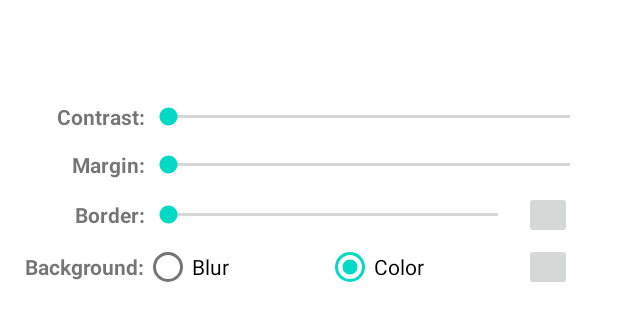
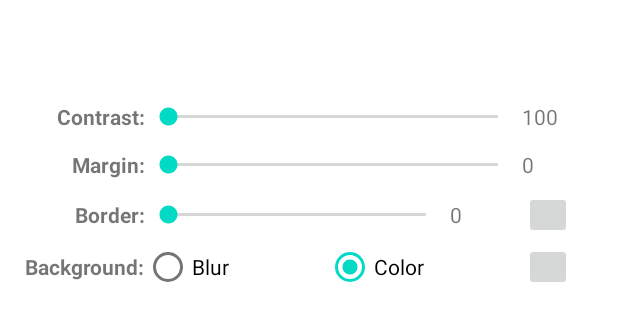
Before and after one commit to danopdev/SimpleSquare, an Android app: the layout activity_main.xml on its own in the app's theme, with its tools: preview values and no code run, on a phone screen of 412 x 824 dp. Shown: the part 889-1202 px from the top of the screen. Run offline under Robolectric (Android 15) with nearby library versions, the phone set to English and light mode, and no system bars.

Commit message:
Add values

```diff
--- a/app/src/main/res/layout/activity_main.xml
+++ b/app/src/main/res/layout/activity_main.xml
@@ -73,7 +73,13 @@
                             android:layout_width="match_parent"
                             android:layout_height="wrap_content"
                             android:layout_weight="1"
-                            android:max="201" />
+                            android:max="200" />
+
+                        <TextView
+                            android:id="@+id/txtContrastValue"
+                            android:layout_width="wrap_content"
+                            android:layout_height="wrap_content"
+                            android:text="100" />
 
                     </TableRow>
 
@@ -98,6 +104,12 @@
                             android:layout_weight="1"
                             android:max="50" />
 
+                        <TextView
+                            android:id="@+id/txtMarginValue"
+                            android:layout_width="wrap_content"
+                            android:layout_height="wrap_content"
+                            android:text="0" />
+
                     </TableRow>
 
                     <TableRow
@@ -121,8 +133,15 @@
                             android:layout_weight="1"
                             android:max="20" />
 
+                        <TextView
+                            android:id="@+id/txtBorderValue"
+                            android:layout_width="wrap_content"
+                            android:layout_height="wrap_content"
+                            android:text="0" />
+
                         <FrameLayout
                             android:layout_width="@android:dimen/app_icon_size"
+                            android:layout_span="1"
                             android:backgroundTint="@color/teal_200"
                             android:minHeight="32dp"
                             android:padding="1dp">
```
